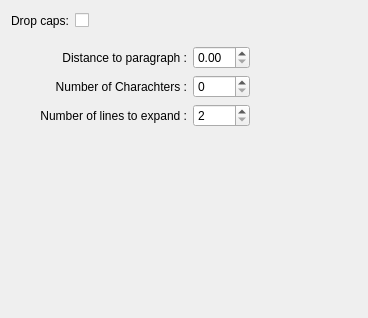
Qt form plugins/textshape/dialogs/ParagraphDropCaps.ui (KDE/krita) before a commit.
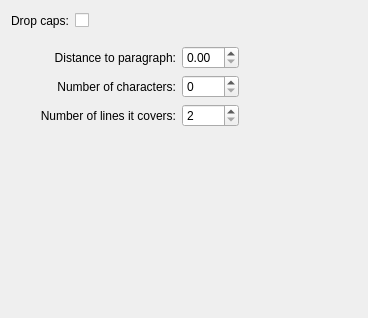
The same form after that commit. Custom widgets are drawn as their Qt base class.

Commit message: Fix spelling and improve text

Patch:
```diff
--- a/plugins/textshape/dialogs/ParagraphDropCaps.ui
+++ b/plugins/textshape/dialogs/ParagraphDropCaps.ui
@@ -84,7 +84,7 @@
           <item>
            <widget class="QLabel" name="label_2">
             <property name="text">
-             <string>Distance to paragraph :</string>
+             <string>Distance to paragraph:</string>
             </property>
             <property name="alignment">
              <set>Qt::AlignRight|Qt::AlignTrailing|Qt::AlignVCenter</set>
@@ -94,7 +94,7 @@
           <item>
            <widget class="QLabel" name="label_3">
             <property name="text">
-             <string>Number of Charachters :</string>
+             <string>Number of characters:</string>
             </property>
             <property name="alignment">
              <set>Qt::AlignRight|Qt::AlignTrailing|Qt::AlignVCenter</set>
@@ -104,7 +104,7 @@
           <item>
            <widget class="QLabel" name="label_4">
             <property name="text">
-             <string>Number of lines to expand :</string>
+             <string>Number of lines it covers:</string>
             </property>
             <property name="alignment">
              <set>Qt::AlignRight|Qt::AlignTrailing|Qt::AlignVCenter</set>
```
